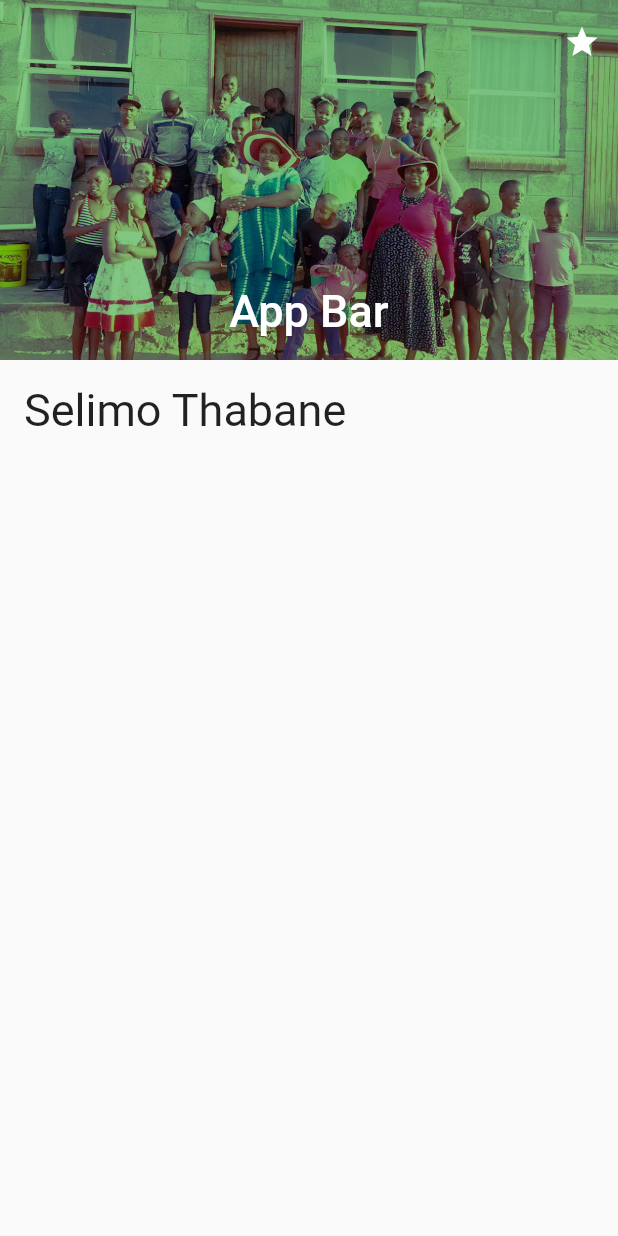
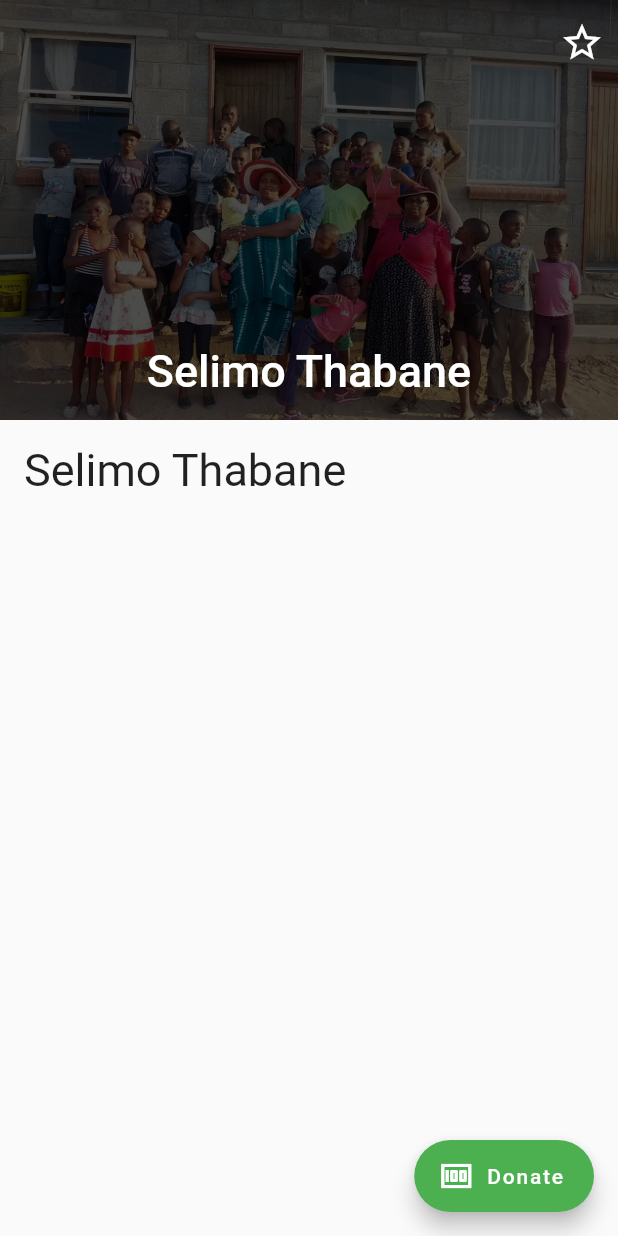
Before and after one commit to ntholi/the-least-mobile, a Flutter app: the screen it shows after launch, on a phone screen of 412 x 824 dp. Run offline on Flutter 3.47's test engine with Material 2 defaults, Android fonts, the phone set to English and light mode, and no system bars; our stand-ins replace cloud_firestore, firebase_auth, firebase_core, percent_indicator; accounts and stored records are empty.

Commit message:
make house image black

```diff
--- a/lib/main.dart
+++ b/lib/main.dart
@@ -10,9 +10,9 @@ Future<void> main() async {
 
   //Changes status bar only for android
   //https://stackoverflow.com/questions/52489458/how-to-change-status-bar-color-in-flutter
-  SystemChrome.setSystemUIOverlayStyle(
-    SystemUiOverlayStyle(statusBarColor: Colors.green[800]),
-  );
+  // SystemChrome.setSystemUIOverlayStyle(
+  //   SystemUiOverlayStyle(statusBarColor: Colors.green[800]),
+  // );
 
   await Firebase.initializeApp(
     options: DefaultFirebaseOptions.currentPlatform,
--- a/lib/screen/house/house_page.dart
+++ b/lib/screen/house/house_page.dart
@@ -1,5 +1,4 @@
 import 'package:flutter/material.dart';
-import 'package:theleast/ui/colors.dart';
 
 class HousePage extends StatelessWidget {
   const HousePage({super.key});
@@ -11,14 +10,23 @@ class HousePage extends StatelessWidget {
         headerSliverBuilder: (BuildContext context, bool innerBoxIsScrolled) {
           return [
             SliverAppBar(
-              expandedHeight: 240.0,
+              expandedHeight: 280.0,
               floating: false,
               pinned: true,
-              actions: [IconButton(onPressed: () {}, icon: Icon(Icons.star))],
+              actions: [
+                IconButton(
+                  onPressed: () {},
+                  icon: const Icon(
+                    Icons.star_outline,
+                    size: 30,
+                    color: Colors.white,
+                  ),
+                )
+              ],
               flexibleSpace: FlexibleSpaceBar(
                 centerTitle: true,
                 title: const Text(
-                  "App Bar",
+                  "Selimo Thabane",
                 ),
                 background: Container(
                   decoration: BoxDecoration(
@@ -27,8 +35,9 @@ class HousePage extends StatelessWidget {
                           "assets/images/delete-this-image.jpg"),
                       fit: BoxFit.cover,
                       colorFilter: ColorFilter.mode(
-                          AppColors.primaryColor.withOpacity(0.7),
-                          BlendMode.darken),
+                        Colors.black.withOpacity(0.7),
+                        BlendMode.darken,
+                      ),
                     ),
                   ),
                 ),
@@ -49,6 +58,11 @@ class HousePage extends StatelessWidget {
           ),
         ),
       ),
+      floatingActionButton: FloatingActionButton.extended(
+        label: const Text("Donate"),
+        icon: const Icon(Icons.money_outlined),
+        onPressed: () {},
+      ),
     );
   }
 }
```
